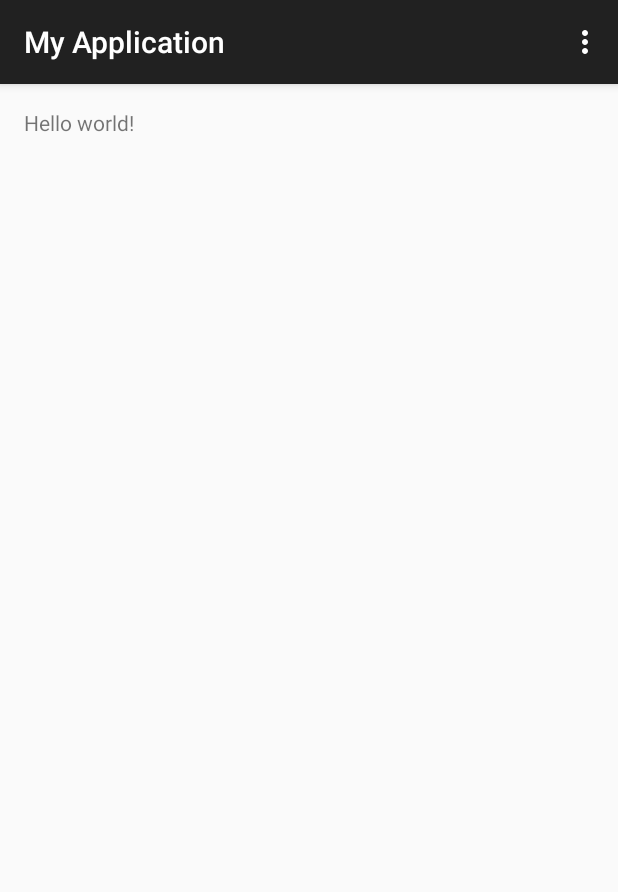
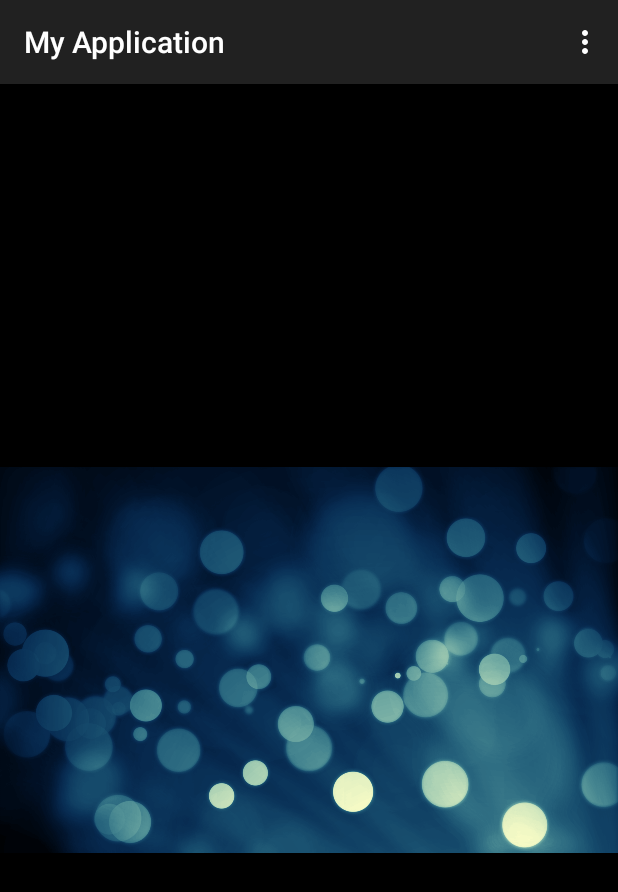
Before and after one commit to TimBuckers/AndroidApp, an Android app: the screen it shows after launch (MainActivity before the commit, HomeScreenActivity after it), on a phone screen of 412 x 824 dp. Shown: the top 892 px of the screen. Run offline under Robolectric (Android 15) with nearby library versions, the phone set to English and light mode, and no system bars.

Commit message:
background image

```diff
--- a/app/src/main/AndroidManifest.xml
+++ b/app/src/main/AndroidManifest.xml
@@ -8,7 +8,7 @@
         android:label="@string/app_name"
         android:theme="@style/AppTheme" >
         <activity
-            android:name=".MainActivity"
+            android:name=".HomeScreenActivity"
             android:label="@string/app_name" >
             <intent-filter>
                 <action android:name="android.intent.action.MAIN" />
--- a/app/src/main/java/apps/myapplication/MainActivity.java
+++ b/app/src/main/java/apps/myapplication/HomeScreenActivity.java
@@ -5,7 +5,7 @@ import android.os.Bundle;
 import android.view.Menu;
 import android.view.MenuItem;
 
-public class MainActivity extends AppCompatActivity {
+public class HomeScreenActivity extends AppCompatActivity {
 
     @Override
     protected void onCreate(Bundle savedInstanceState) {
--- a/app/src/main/res/layout/HomeScreen.xml
+++ b/app/src/main/res/layout/HomeScreen.xml
@@ -1,10 +1,12 @@
 <RelativeLayout xmlns:android="http://schemas.android.com/apk/res/android"
     xmlns:tools="http://schemas.android.com/tools" android:layout_width="match_parent"
-    android:layout_height="match_parent" android:paddingLeft="@dimen/activity_horizontal_margin"
-    android:paddingRight="@dimen/activity_horizontal_margin"
-    android:paddingTop="@dimen/activity_vertical_margin"
-    android:paddingBottom="@dimen/activity_vertical_margin" tools:context=".MainActivity">
+    android:layout_height="match_parent" tools:context=".MainActivity" android:background="@android:color/black"
+    >
 
+    <ImageView
+        android:layout_width="wrap_content"
+        android:layout_height="wrap_content"
+        android:src="@drawable/homescreen_background"/>
     <TextView android:text="@string/hello_world" android:layout_width="wrap_content"
         android:layout_height="wrap_content" />
 
```
Also changed, not shown: app/src/main/res/drawable/homescreen_background.png (added).
